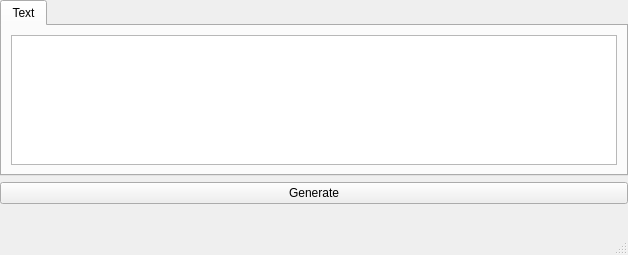
Old version of the form appmain/mainwindow.ui in the repository grit-li/QRcodeGenerator.
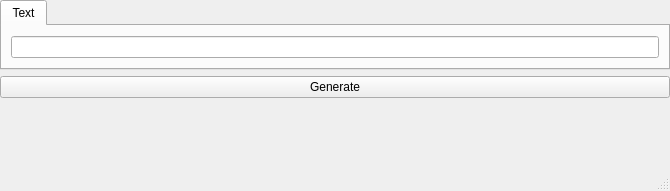
New version of the form.

Commit message: [功能新增]显示文本生成的二维码

```diff
--- a/appmain/mainwindow.ui
+++ b/appmain/mainwindow.ui
@@ -6,8 +6,8 @@
    <rect>
     <x>0</x>
     <y>0</y>
-    <width>628</width>
-    <height>255</height>
+    <width>670</width>
+    <height>191</height>
    </rect>
   </property>
   <property name="windowTitle">
@@ -24,33 +24,6 @@
     <property name="rightMargin">
      <number>0</number>
     </property>
-    <item row="5" column="0">
-     <widget class="QLabel" name="label">
-      <property name="text">
-       <string/>
-      </property>
-     </widget>
-    </item>
-    <item row="6" column="0">
-     <spacer name="verticalSpacer">
-      <property name="orientation">
-       <enum>Qt::Vertical</enum>
-      </property>
-      <property name="sizeHint" stdset="0">
-       <size>
-        <width>20</width>
-        <height>40</height>
-       </size>
-      </property>
-     </spacer>
-    </item>
-    <item row="4" column="0">
-     <widget class="QPushButton" name="pushButton">
-      <property name="text">
-       <string>Generate</string>
-      </property>
-     </widget>
-    </item>
     <item row="3" column="0">
      <widget class="QTabWidget" name="tabWidget">
       <property name="sizePolicy">
@@ -68,12 +41,35 @@
        </attribute>
        <layout class="QGridLayout" name="gridLayout_2">
         <item row="0" column="0">
-         <widget class="QTextEdit" name="textEdit"/>
+         <widget class="QLineEdit" name="lineEdit_text"/>
         </item>
        </layout>
       </widget>
      </widget>
     </item>
+    <item row="4" column="0">
+     <widget class="QPushButton" name="pushButton_generate">
+      <property name="text">
+       <string>Generate</string>
+      </property>
+     </widget>
+    </item>
+    <item row="5" column="0">
+     <widget class="QLabel" name="label_qrcode">
+      <property name="sizePolicy">
+       <sizepolicy hsizetype="Expanding" vsizetype="Expanding">
+        <horstretch>0</horstretch>
+        <verstretch>0</verstretch>
+       </sizepolicy>
+      </property>
+      <property name="text">
+       <string/>
+      </property>
+      <property name="alignment">
+       <set>Qt::AlignCenter</set>
+      </property>
+     </widget>
+    </item>
    </layout>
   </widget>
   <widget class="QMenuBar" name="menubar">
```
Left out of the diff: 2 changed lines with no effect on the pictures. The commit also changes 2 other files.
